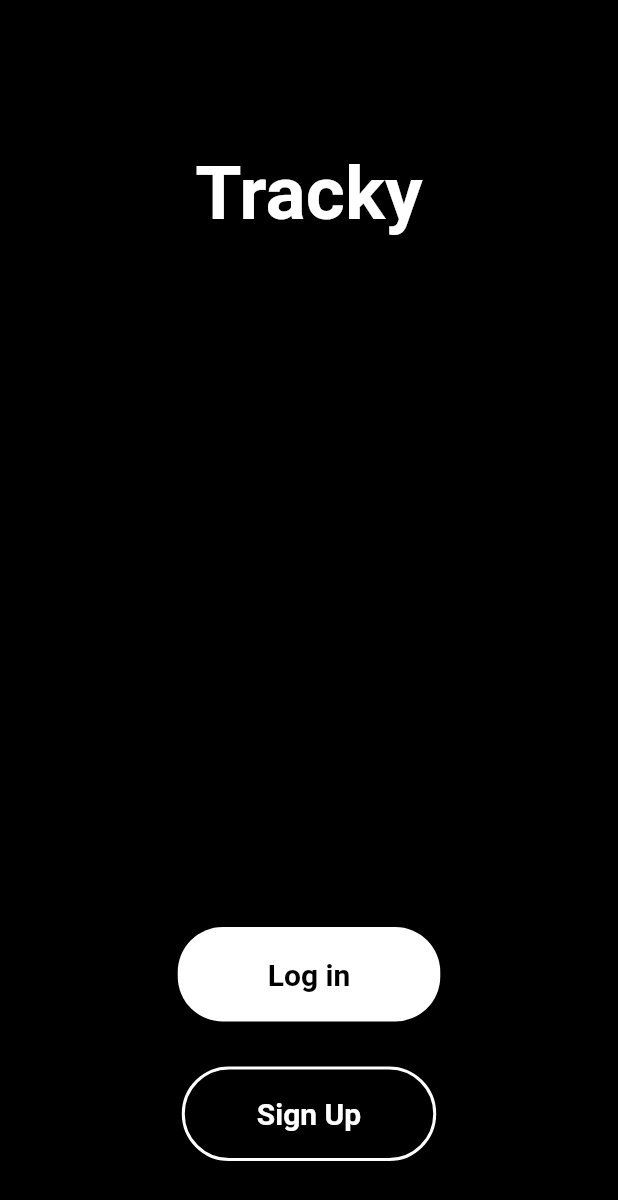
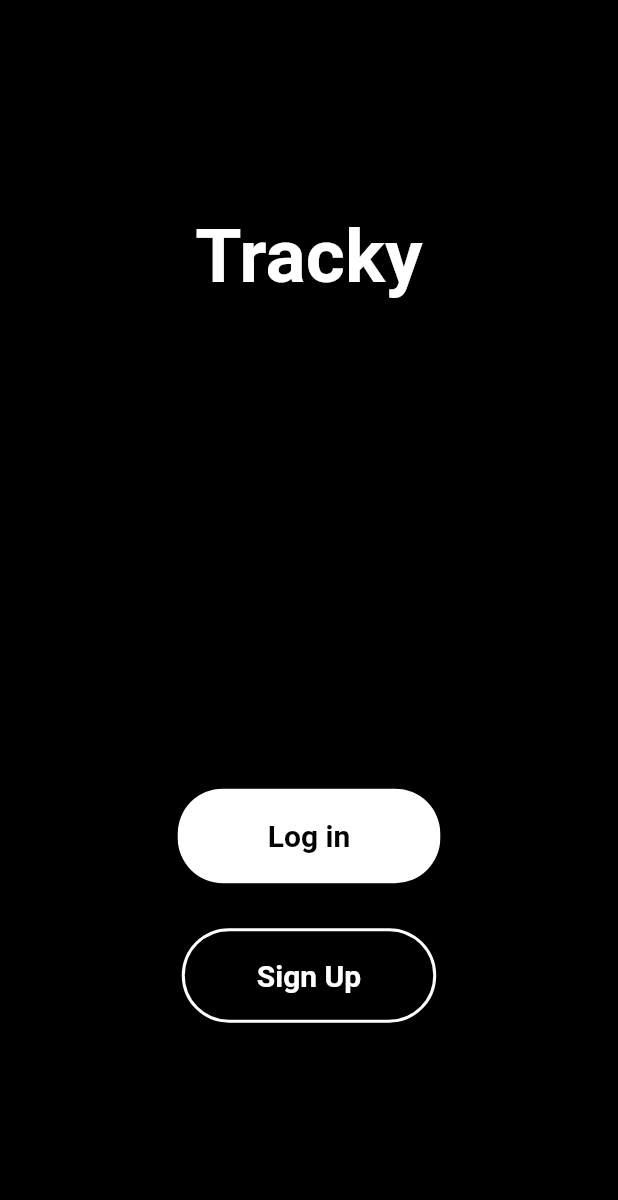
Before and after one commit to llherrera/tracky, a Flutter app: the screen it shows after launch, on a phone screen of 412 x 824 dp. Shown: the top 1200 px of the screen. Run offline on Flutter 3.47's test engine with Material 2 defaults, Android fonts, the phone set to English and light mode, and no system bars.

Commit message:
new hierarchy

```diff
--- a/lib/home/home_page.dart
+++ b/lib/UI/home_page.dart
@@ -1,7 +1,7 @@
 import 'package:flutter/material.dart';
-import 'package:tracky/activity/activity_page.dart';
-import 'package:tracky/leadboard/leadboard_page.dart';
-import 'package:tracky/history/history_page.dart';
+import 'package:tracky/UI/activity_page.dart';
+import 'package:tracky/UI/leadboard_page.dart';
+import 'package:tracky/UI/history_page.dart';
 
 class HomePage extends StatefulWidget {
   const HomePage({super.key});
--- a/lib/register/Register_page.dart
+++ b/lib/UI/register_page.dart
@@ -1,6 +1,6 @@
 import 'package:flutter/material.dart';
-import 'package:tracky/login/login_button.dart';
-import 'register_button.dart';
+import 'package:tracky/Widgets/login_button.dart';
+import '../Widgets/register_button.dart';
 
 class SignupPage extends StatelessWidget {
   const SignupPage({super.key});
--- /dev/null
+++ b/lib/UI/tracky.dart
@@ -0,0 +1,36 @@
+import 'package:flutter/material.dart';
+import 'package:tracky/Widgets/register_button.dart';
+import '../Widgets/login_button.dart';
+
+class Tracky extends StatelessWidget {
+  const Tracky({super.key});
+
+  @override
+  Widget build(BuildContext context) {
+    return Scaffold(
+      backgroundColor: Colors.black,
+      body: Center(
+        child: Column(
+          mainAxisAlignment: MainAxisAlignment.spaceEvenly,
+          children: <Widget>[
+            const Text('Tracky',
+              style: TextStyle(
+                color: Colors.white,
+                fontSize: 50,
+                fontWeight: FontWeight.bold
+              )
+            ),
+            const Padding(padding: EdgeInsets.only(top: 40)),
+            Column(
+              children: const <Widget>[
+                LoginButton(),
+                Padding(padding: EdgeInsets.only(top: 30)),
+                SignupButton()
+              ]
+            ),
+          ],
+        )
+      )
+    );
+  }
+}
--- a/lib/login/login_button.dart
+++ b/lib/Widgets/login_button.dart
@@ -1,6 +1,6 @@
 import 'package:flutter/material.dart';
-import 'login_page.dart';
-import 'package:tracky/home/home_page.dart';
+import '../UI/login_page.dart';
+import 'package:tracky/UI/home_page.dart';
 
 class LoginButton extends StatelessWidget {
   const LoginButton({super.key});
--- a/lib/register/register_button.dart
+++ b/lib/Widgets/register_button.dart
@@ -1,5 +1,5 @@
 import 'package:flutter/material.dart';
-import 'register_page.dart';
+import '../UI/register_page.dart';
 
 class SignupButton extends StatelessWidget {
   const SignupButton({super.key});
--- a/lib/main.dart
+++ b/lib/main.dart
@@ -1,51 +1,10 @@
 import 'package:flutter/material.dart';
-import 'login/login_button.dart';
-import 'register/register_button.dart';
+import 'UI/tracky.dart';
 
 void main() {
   runApp(const MaterialApp(
     debugShowCheckedModeBanner: false,
     title: 'Tracky',
-    home: MyApp(),
+    home: Tracky(),
   ));
 }
-
-class MyApp extends StatelessWidget {
-  const MyApp({super.key});
-
-  @override
-  Widget build(BuildContext context) {
-    return Scaffold(
-      backgroundColor: Colors.black,
-      body: Column(
-        children: <Widget>[
-          Center(
-            child: Container(
-              margin: const EdgeInsets.only(top: 100),
-              child: const Text('Tracky',
-                style: TextStyle(
-                  color: Colors.white,
-                  fontSize: 50,
-                  fontWeight: FontWeight.bold
-                )
-              ),
-            )
-          ),
-          const Spacer(flex: 5),
-          Container(
-            margin: const EdgeInsets.only(bottom: 30),
-            child: const Center(
-              child: LoginButton()
-            )
-          ),
-          Container(
-            margin: const EdgeInsets.only(bottom: 50),
-            child: const Center(
-              child: SignupButton()
-            )
-          )
-        ],
-      )
-    );
-  }
-}
```
Also changed, not shown: lib/UI/login_page.dart (added, +47 -0 lines), lib/Widgets/login_form.dart (added, +71 -0 lines), lib/login/login_page.dart (deleted, +0 -134 lines), lib/UI/activity_page.dart (renamed from lib/activity/activity_page.dart), lib/UI/history_page.dart (renamed from lib/history/history_page.dart), lib/UI/leadboard_page.dart (renamed from lib/leadboard/leadboard_page.dart), lib/UI/summary_page.dart (renamed from lib/activity/summary_page.dart).
